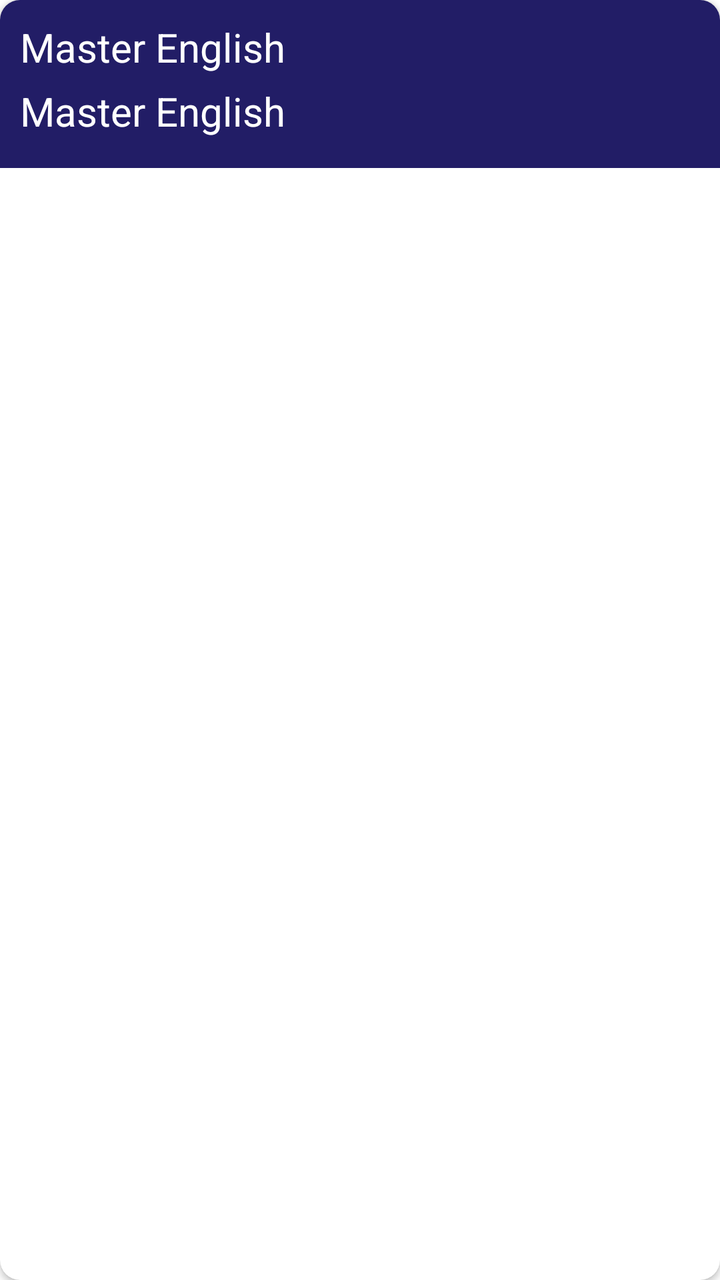
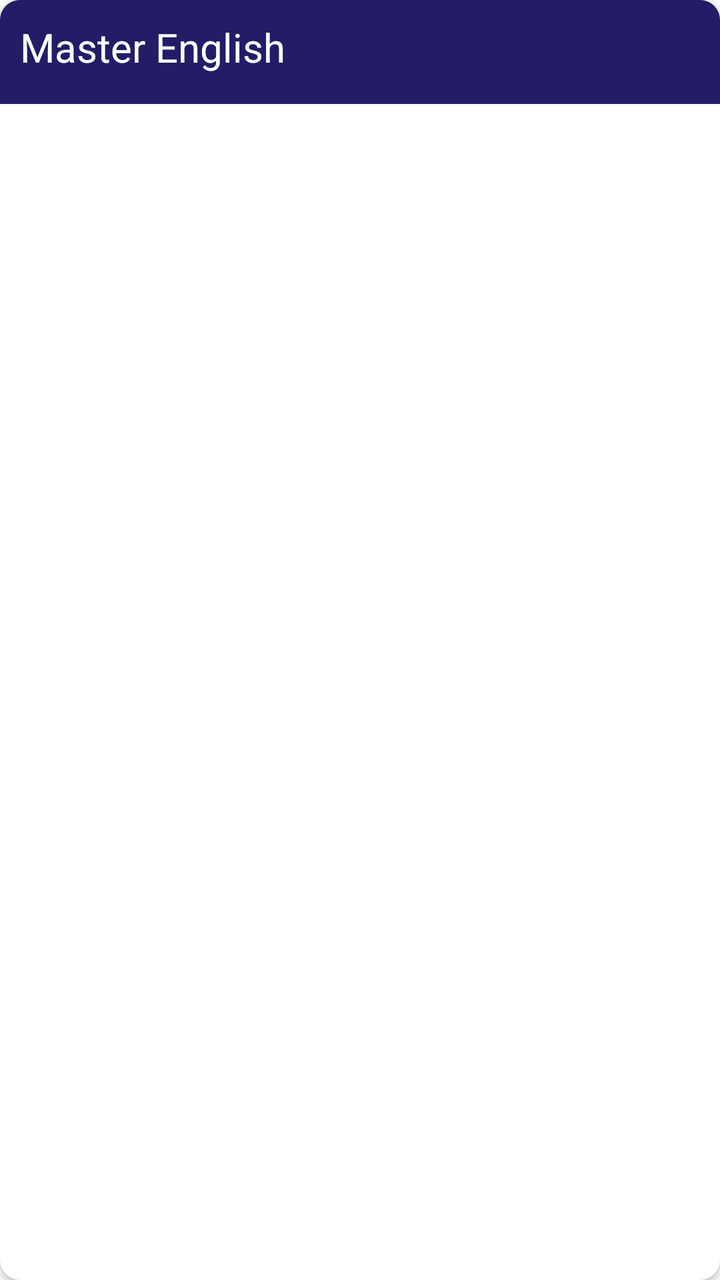

The first picture is an Android layout as it rendered before a commit; the second is the same layout after the commit. The layout source and the unified diff follow.
<!-- AndroidManifest.xml: application theme Theme.Library -->
<!-- res/layout/lyt_item_item.xml -->
<?xml version="1.0" encoding="utf-8"?>
<androidx.cardview.widget.CardView
    xmlns:android="http://schemas.android.com/apk/res/android"
    android:layout_width="match_parent"
    android:layout_height="wrap_content"
    android:orientation="vertical"
    android:layout_margin="2dp"
    android:paddingBottom="5dp"
    android:id="@+id/rootCV"
    style="@style/listCard">

    <LinearLayout
        android:background="@color/lessonLayout"
        android:orientation="vertical"
        android:padding="10dp"
        android:layout_width="match_parent"
        android:layout_height="wrap_content">

        <TextView
            android:id="@+id/titleTV"
            android:paddingBottom="5dp"
            android:text="@string/app_name"
            android:textSize="20sp"
            android:textColor="@color/lessonText"
            android:layout_width="match_parent"
            android:layout_height="wrap_content"/>

        <TextView
            android:id="@+id/chapterTitleTV"
            android:paddingBottom="5dp"
            android:text="@string/app_name"
            android:textSize="20sp"
            android:textColor="@color/lessonText"
            android:layout_width="match_parent"
            android:layout_height="wrap_content"/>
    </LinearLayout>

</androidx.cardview.widget.CardView>
<!-- resources referenced by this layout -->
<resources>
  <color name="lessonLayout">#221D66</color>
  <color name="lessonText">#FFFFFF</color>
  <string name="app_name">Master English</string>
  <style name="listCard" parent="Theme.Library">
  
          <item name="android:layout_marginTop">5dp</item>
          <item name="android:layout_marginStart">5dp</item>
          <item name="android:layout_marginEnd">5dp</item>
          <item name="cardCornerRadius">10dp</item>
          <item name="android:focusable">true</item>
  
      </style>
  <style name="Theme.Library" parent="Base.Theme.Library" />
  <style name="Base.Theme.Library" parent="Theme.MaterialComponents.Light.NoActionBar">
          
          
          <item name="colorPrimary">@color/colorPrimary</item>
          <item name="colorPrimaryVariant">@color/profile_bar</item>
          <item name="colorOnPrimary">@color/white</item>
          
          <item name="colorSecondary">@color/colorSecondary</item>
          <item name="colorSecondaryVariant">@color/profile_bar</item>
          <item name="colorOnSecondary">@color/black</item>
          
          <item name="android:statusBarColor">?attr/colorPrimaryVariant</item>
          
  
          <item name="android:forceDarkAllowed" tools:targetApi="q">false</item>
          <item name="android:windowDisablePreview">true</item>
  
          <item name="colorPrimaryDark">@color/colorPrimaryDark</item>
          <item name="colorAccent">@color/colorAccent</item>
          <item name="android:splitMotionEvents">false</item>
          <item name="android:windowEnableSplitTouch">false</item>
          <item name="android:windowContentTransitions">true</item>
      </style>
  <color name="colorPrimary">#AF8F62</color>
  <color name="profile_bar">#4D2C6E</color>
  <color name="white">#FFFFFFFF</color>
  <color name="colorSecondary">#7C35E2</color>
  <color name="black">#FF000000</color>
  <color name="colorPrimaryDark">#6200EE</color>
  <color name="colorAccent">#803BE2</color>
</resources>

<!-- the commit's change to res/layout/lyt_item_item.xml (unified diff, before → after) -->
@@ -24,15 +24,6 @@
             android:textColor="@color/lessonText"
             android:layout_width="match_parent"
             android:layout_height="wrap_content"/>
-
-        <TextView
-            android:id="@+id/chapterTitleTV"
-            android:paddingBottom="5dp"
-            android:text="@string/app_name"
-            android:textSize="20sp"
-            android:textColor="@color/lessonText"
-            android:layout_width="match_parent"
-            android:layout_height="wrap_content"/>
     </LinearLayout>
 
 </androidx.cardview.widget.CardView>
